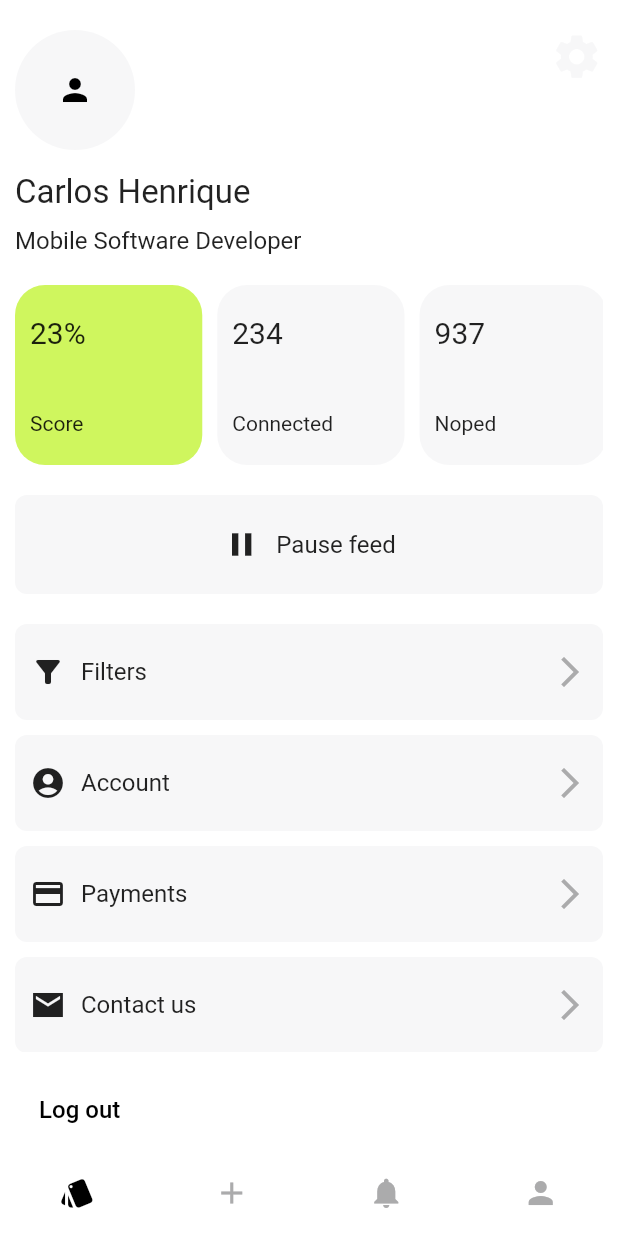
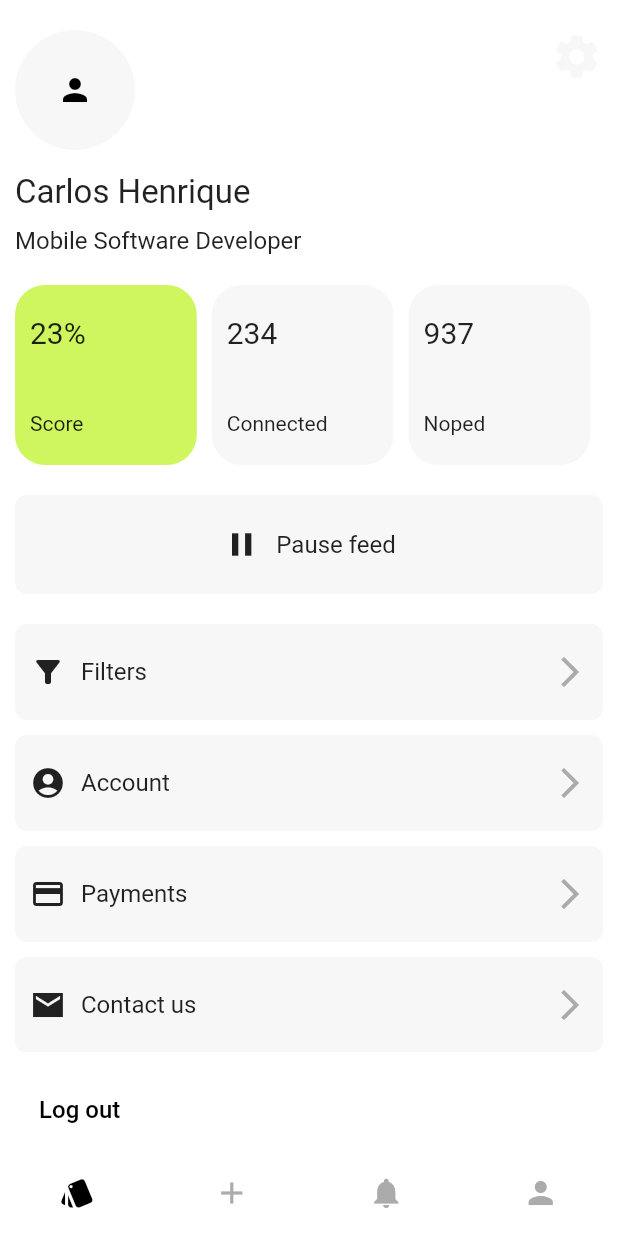
Before and after one commit to carloshenrique-dev/demo, a Flutter app: the screen it shows after launch, on a phone screen of 412 x 824 dp. Run offline on Flutter 3.47's test engine with Material 2 defaults, Android fonts, the phone set to English and light mode, and no system bars; our stand-ins replace go_router.

Commit message:
width fixes

```diff
--- a/lib/modules/user/profile/profile_page.dart
+++ b/lib/modules/user/profile/profile_page.dart
@@ -87,7 +87,7 @@ class _ProfilePageState extends State<ProfilePage> {
                     itemBuilder: (context, index) => InkWell(
                       onTap: () => _onInformativeItemTapped(index),
                       child: SizedBox(
-                        width: MediaQuery.of(context).size.width / 3.3,
+                        width: MediaQuery.of(context).size.width / 3.4,
                         child: InformativeCards(
                           informationValue:
                               ProfilePage.informativeItemsValues[index],
```
